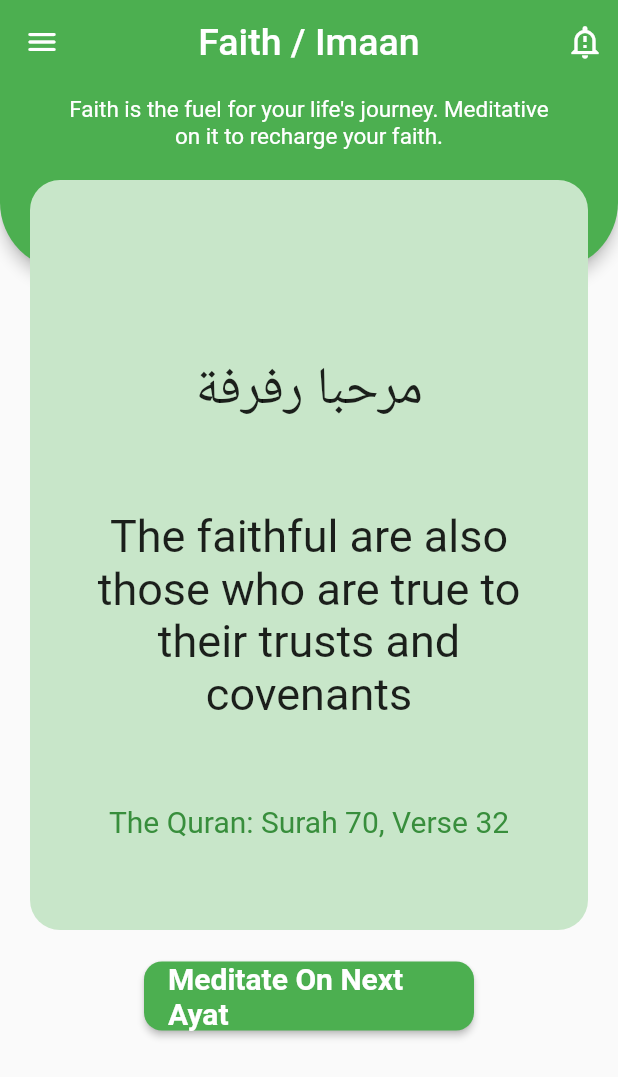
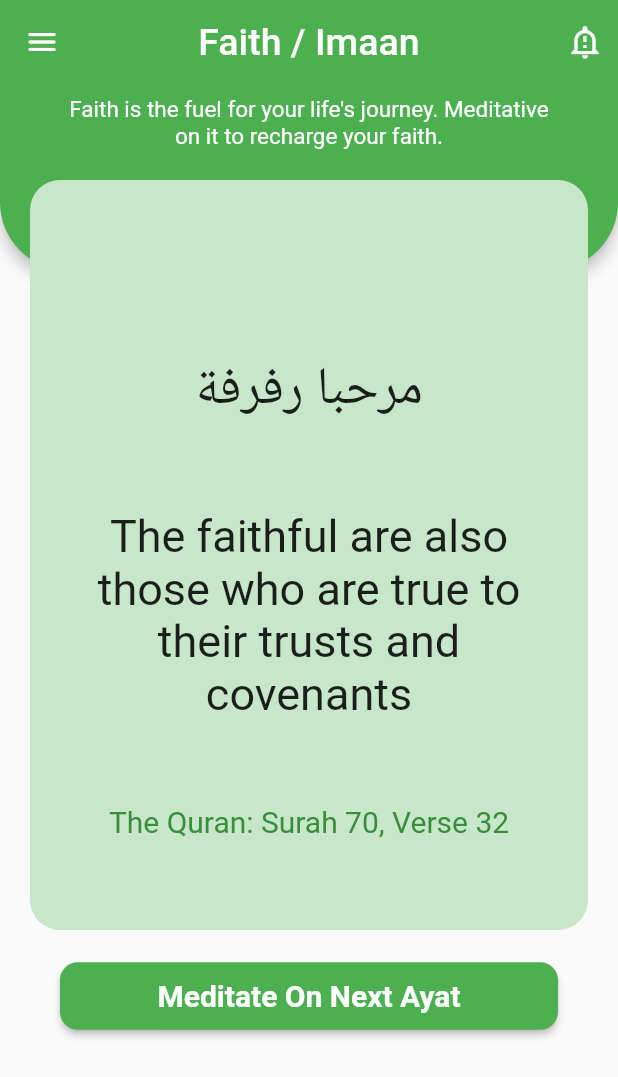
Before and after one commit to NasShihab/ioi, a Flutter app: the screen it shows after launch, on a phone screen of 412 x 824 dp. Shown: the top 1077 px of the screen. Run offline on Flutter 3.47's test engine with Material 2 defaults, Android fonts, the phone set to English and light mode, and no system bars.

Commit message:
faithPage New

```diff
--- a/lib/faithPage.dart
+++ b/lib/faithPage.dart
@@ -95,7 +95,8 @@ class faithPage extends StatelessWidget {
                 ),
                 SizedBox(height: 20),
                 Container(
-                  width: 220,
+                  margin: EdgeInsetsDirectional.only(start: 40, end: 40),
+                  width: double.infinity,
                   child: ElevatedButton(
                     onPressed: () {},
                     style: ElevatedButton.styleFrom(
```
